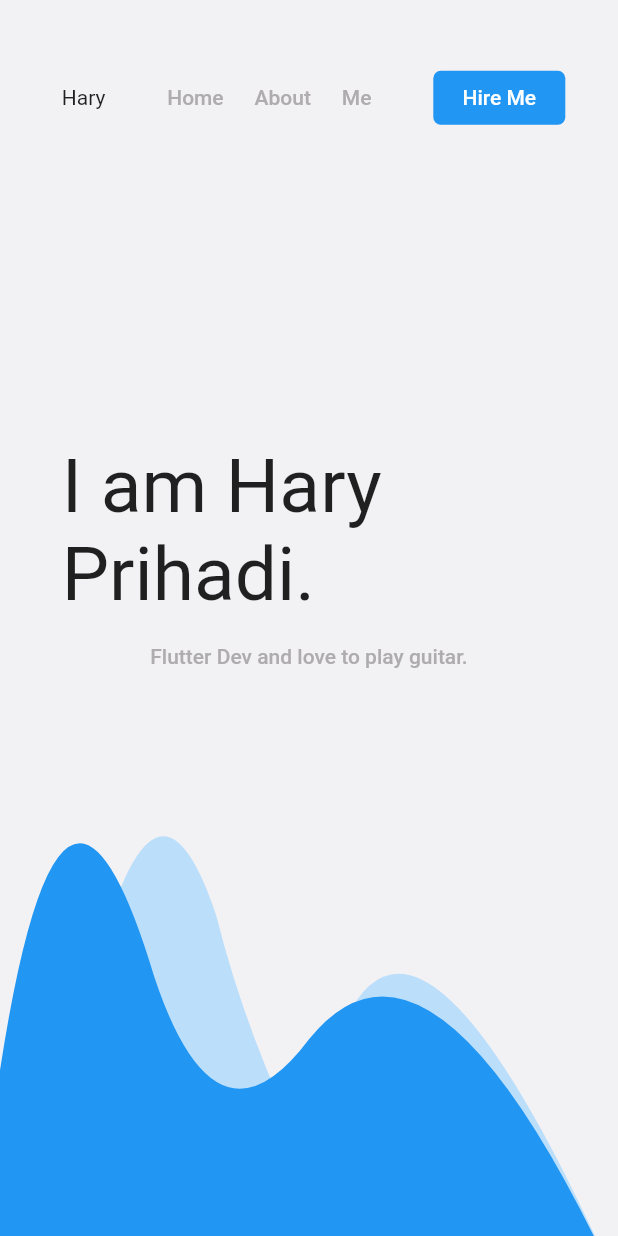
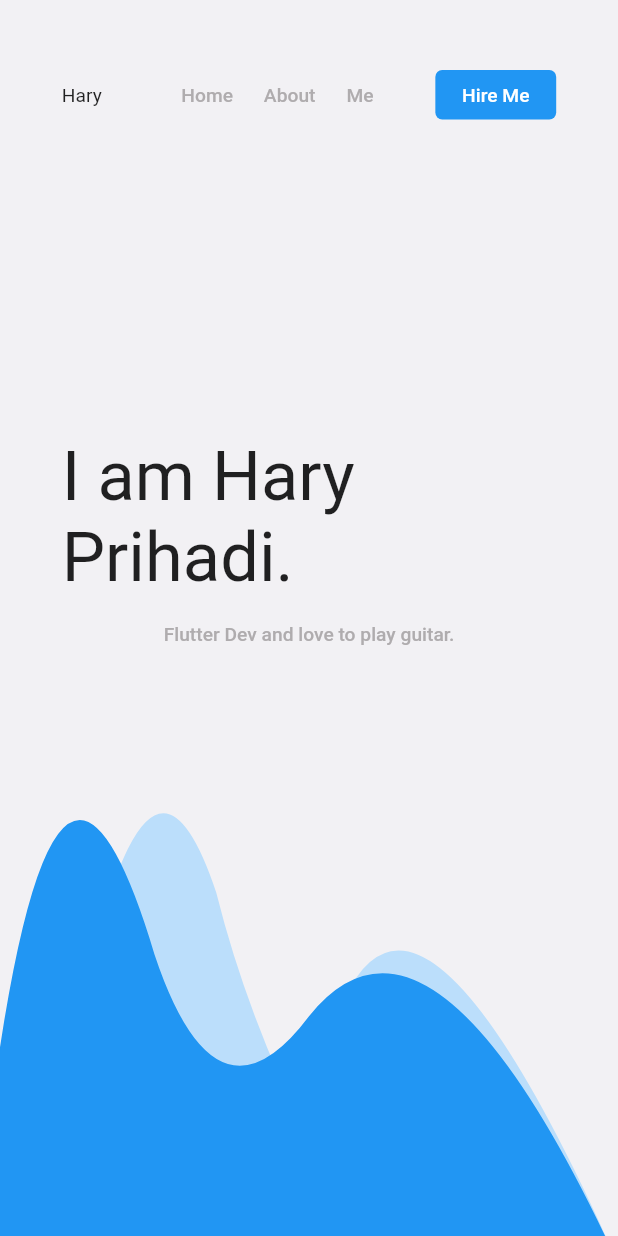
Before and after one commit to phdhary/flutter_profile, a Flutter app: the screen it shows after launch, on a phone screen of 412 x 824 dp. Run offline on Flutter 3.47's test engine with Material 2 defaults, Android fonts, the phone set to English and light mode, and no system bars; our stand-ins replace responsive_framework.

Commit message:
trying out responsive framework package

```diff
--- a/lib/main.dart
+++ b/lib/main.dart
@@ -1,4 +1,6 @@
 import 'package:flutter/material.dart';
+import 'package:responsive_framework/responsive_framework.dart';
+import 'package:webprofile/shared/shared.dart';
 import 'package:webprofile/ui/pages/pages.dart';
 
 void main() {
@@ -12,6 +14,20 @@ class MyApp extends StatelessWidget {
   Widget build(BuildContext context) {
     return MaterialApp(
       debugShowCheckedModeBanner: false,
+      builder: (context, child) => ResponsiveWrapper.builder(
+          BouncingScrollWrapper.builder(context, child),
+          maxWidth: 1200,
+          minWidth: 450,
+          defaultScale: true,
+          breakpoints: [
+            ResponsiveBreakpoint.resize(450, name: MOBILE),
+            ResponsiveBreakpoint.autoScale(800, name: TABLET),
+            ResponsiveBreakpoint.resize(1200, name: DESKTOP),
+            ResponsiveBreakpoint.resize(2460, name: '4K'),
+          ],
+          background: Container(
+            color: backgroundColor,
+          )),
       home: MainPage(),
     );
   }
--- a/pubspec.yaml
+++ b/pubspec.yaml
@@ -23,6 +23,8 @@ environment:
 dependencies:
   flutter:
     sdk: flutter
+  responsive_framework: 0.0.7
+
 
 
   # The following adds the Cupertino Icons font to your application.
```
Also changed, not shown: pubspec.lock.
